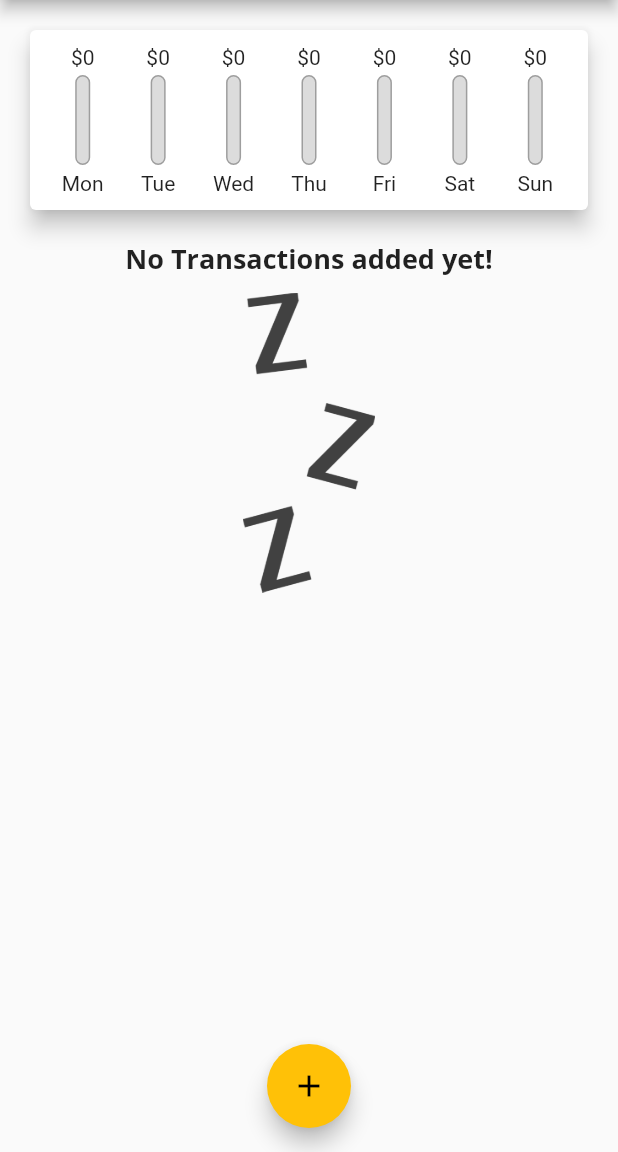
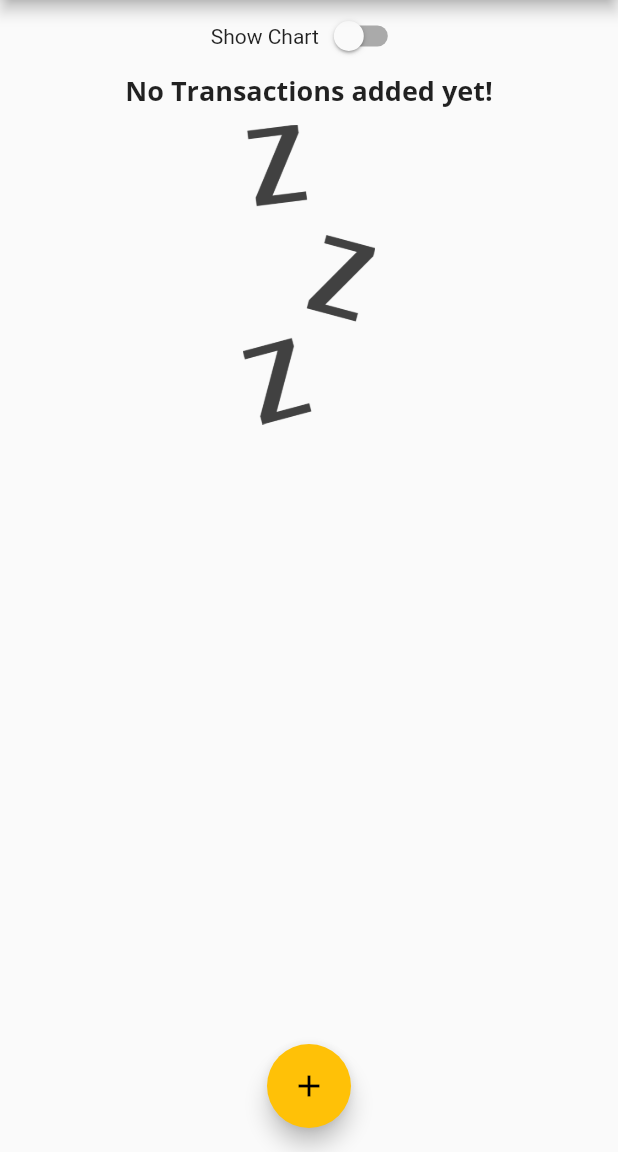
Before and after one commit to Zr99/Flutter_Personal_Expenses, a Flutter app: the screen it shows after launch, on a phone screen of 412 x 824 dp, the part 84-1236 px from its top. Run offline on Flutter 3.47's test engine with Material 2 defaults, Android fonts, the phone set to English and light mode, and no system bars.

```diff
--- a/lib/main.dart
+++ b/lib/main.dart
@@ -1,12 +1,20 @@
 import 'package:flutter/material.dart';
+import 'package:flutter/services.dart';
 import 'package:intl/intl.dart';
 import 'package:personal_expenses/widgets/chart.dart';
 import './widgets/transaction_list.dart';
 import './models/transcation.dart';
 import './widgets/new_transaction.dart';
 import './widgets/chart.dart';
+import 'package:flutter/services.dart';
 
-void main() => runApp(MyApp());
+void main() {
+  //make sure the app is potrait
+ // WidgetsFlutterBinding.ensureInitialized();
+  //SystemChrome.setPreferredOrientations(
+    //  [DeviceOrientation.portraitUp, DeviceOrientation.portraitDown]);
+  runApp(MyApp());
+}
 
 class MyApp extends StatelessWidget {
   // This widget is the root of your application.
@@ -52,6 +60,7 @@ class _MyHomePageState extends State<MyHomePage> {
     //     id: 't1', title: 'New Shoes', amount: 98.50, date: DateTime.now()),
     // Transaction(id: 't2', title: 'New Socks', amount: 60, date: DateTime.now()),
   ];
+  bool _showChart = false;
 
   List<Transaction> get _recentTransactions {
     return _userTransactions.where((tx) {
@@ -114,8 +123,23 @@ class _MyHomePageState extends State<MyHomePage> {
         child: Column(
           //mainAxisAlignment: MainAxisAlignment.start,
           children: <Widget>[
-            Chart(_recentTransactions),
-            TransactionList(_userTransactions, _deleteTransaction),
+            Row(
+              mainAxisAlignment: MainAxisAlignment.center,
+              children: <Widget>[
+                Text('Show Chart'),
+                Switch(
+                  value: _showChart,
+                  onChanged: (val) {
+                    setState(() {
+                      _showChart = val;
+                    });
+                  },
+                ),
+              ],
+            ),
+            _showChart
+                ? Chart(_recentTransactions)
+                : TransactionList(_userTransactions, _deleteTransaction),
           ],
         ),
       ),
--- a/lib/widgets/transaction_list.dart
+++ b/lib/widgets/transaction_list.dart
@@ -10,7 +10,7 @@ class TransactionList extends StatelessWidget {
   @override
   Widget build(BuildContext context) {
     return Container(
-      height: 400,
+      height: MediaQuery.of(context).size.height * 0.6,
       child: transactions.isEmpty
           ? Column(
               children: <Widget>[
```
Also changed, not shown: lib/widgets/chart_bar.dart (+8 -1 lines).
